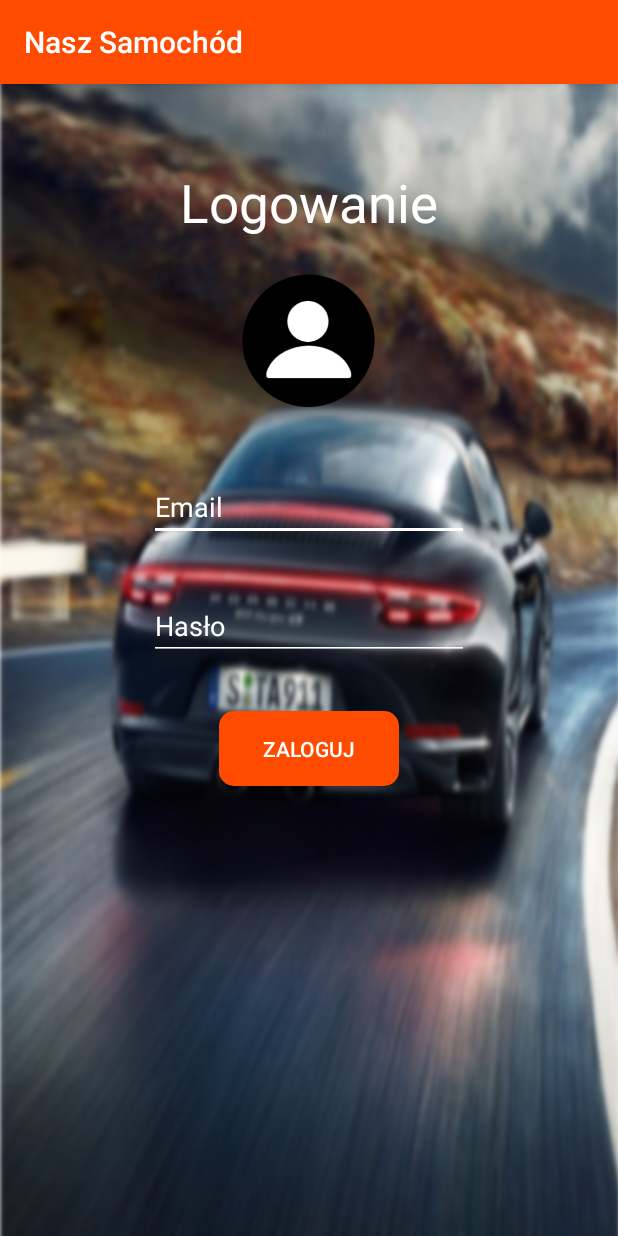
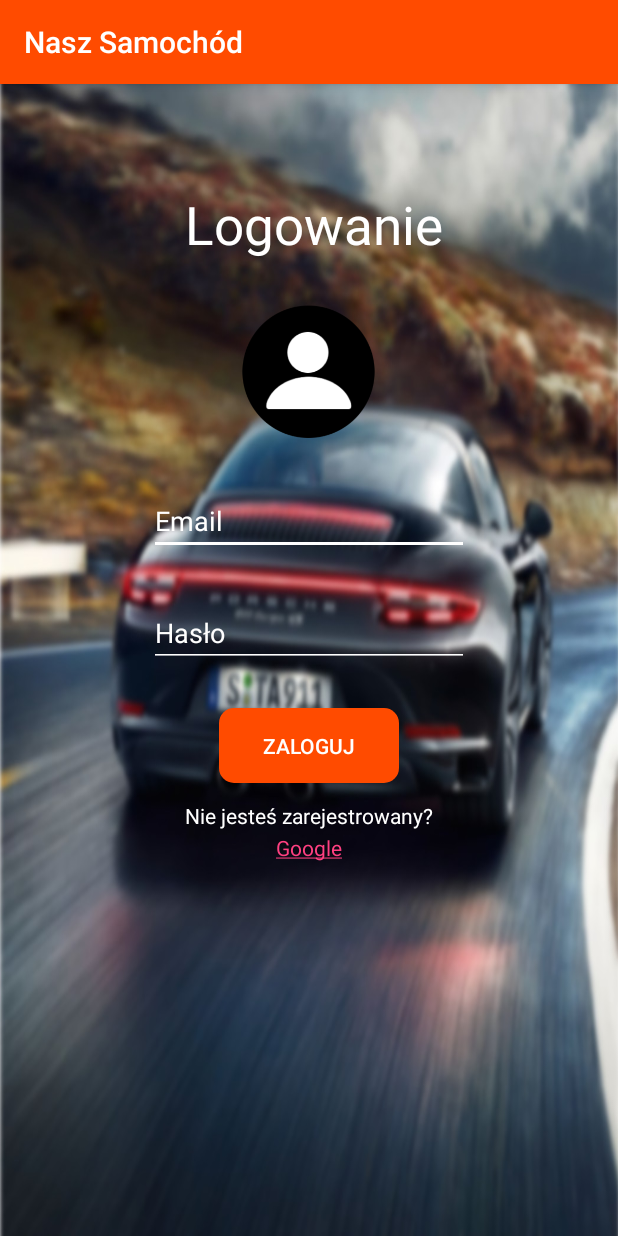
Before and after one commit to PRI2017/PRI-NaszSamoch-d, an Android app: the screen it shows after launch (LogIn), on a phone screen of 412 x 824 dp. Run offline under Robolectric (Android 15) with nearby library versions, the phone set to English and light mode, and no system bars.

Commit message:
add photo_camera and link

```diff
--- a/Samochod/app/src/main/AndroidManifest.xml
+++ b/Samochod/app/src/main/AndroidManifest.xml
@@ -4,7 +4,8 @@
     <uses-feature android:name="android.hardware.camera"
         android:required="true" />
     <uses-permission android:name="android.permission.WRITE_EXTERNAL_STORAGE"
-        android:maxSdkVersion="18" />
+        android:maxSdkVersion="18"
+        android:minSdkVersion="8"/>
     <application
         android:allowBackup="true"
         android:icon="@mipmap/icon"
--- a/Samochod/app/src/main/java/com/example/dominika/samochod/Conversation.java
+++ b/Samochod/app/src/main/java/com/example/dominika/samochod/Conversation.java
@@ -3,6 +3,7 @@ package com.example.dominika.samochod;
 
 import android.os.Bundle;
 import android.support.v4.app.Fragment;
+import android.support.v4.app.ListFragment;
 import android.view.LayoutInflater;
 import android.view.View;
 import android.view.ViewGroup;
@@ -12,6 +13,7 @@ import android.view.ViewGroup;
  */
 
 public class Conversation extends Fragment {
+
     @Override
     public View onCreateView(LayoutInflater inflater, ViewGroup container,
                              Bundle savedInstanceState) {
--- a/Samochod/app/src/main/java/com/example/dominika/samochod/LogIn.java
+++ b/Samochod/app/src/main/java/com/example/dominika/samochod/LogIn.java
@@ -3,8 +3,10 @@ package com.example.dominika.samochod;
 import android.content.Intent;
 import android.os.Bundle;
 import android.support.v7.app.AppCompatActivity;
+import android.text.method.LinkMovementMethod;
 import android.view.View;
 import android.widget.Button;
+import android.widget.TextView;
 
 public class LogIn extends AppCompatActivity {
 
@@ -16,6 +18,15 @@ public class LogIn extends AppCompatActivity {
 
         final Button logIn = (Button) findViewById(R.id.logIn_button);
 
+        //making textView clickable
+        TextView mLink;
+        mLink = (TextView) findViewById(R.id.link);
+        if (mLink != null) {
+            mLink.setMovementMethod(LinkMovementMethod.getInstance());
+        }
+        //////
+
+
         logIn.setOnClickListener(new View.OnClickListener() {
             @Override
             public void onClick(View v) {
--- a/Samochod/app/src/main/java/com/example/dominika/samochod/MainActivity.java
+++ b/Samochod/app/src/main/java/com/example/dominika/samochod/MainActivity.java
@@ -25,12 +25,10 @@ public class MainActivity extends AppCompatActivity {
     protected void onCreate(Bundle savedInstanceState) {
         super.onCreate(savedInstanceState);
 
-       // if(getResources().getConfiguration().orientation == Configuration.ORIENTATION_PORTRAIT) {
             setContentView(R.layout.toolbar);
 
             mSectionsPagerAdapter = new SectionsPagerAdapter(getSupportFragmentManager());
 
-            //setRequestedOrientation(ActivityInfo.SCREEN_ORIENTATION_PORTRAIT);
             mViewPager = (ViewPager) findViewById(R.id.container);
             mViewPager.setAdapter(mSectionsPagerAdapter);
             mViewPager.setOffscreenPageLimit(3);
@@ -39,18 +37,9 @@ public class MainActivity extends AppCompatActivity {
             tabLayout.setupWithViewPager(mViewPager);
 
             setTabLayout();
-       /* }
-        else
-        {
-            setContentView(R.layout.toolbar);
-            AppBarLayout appbar = (AppBarLayout) findViewById(R.id.appbar);
-           // setTabLayout();
-            //appbar.setOrientation(AppBarLayout.HORIZONTAL);
-            //setRequestedOrientation(ActivityInfo.SCREEN_ORIENTATION_PORTRAIT);
-        }*/
+
     }
 
-   // if(getResources().getConfiguration().orientation == Configuration.ORIENTATION_LANDSCAPE){
     //USTAWIENIE IKON
     private void setTabLayout(){
         tabLayout.getTabAt(0).setIcon(R.drawable.group_icon);
--- a/Samochod/app/src/main/res/drawable-mdpi-v11/button_shape.xml
+++ b/Samochod/app/src/main/res/drawable-mdpi-v11/button_shape.xml
@@ -5,7 +5,8 @@
         android:bottomLeftRadius="10dp"
         android:bottomRightRadius="10dp"
         android:topLeftRadius="10dp"
-        android:topRightRadius="10dp" />
+        android:topRightRadius="10dp"
+        />
 
     <solid android:color="@color/orange" />
 
--- a/Samochod/app/src/main/res/layout-land/camera.xml
+++ b/Samochod/app/src/main/res/layout-land/camera.xml
@@ -10,6 +10,8 @@
         android:id="@+id/photo"
         android:layout_width="match_parent"
         android:layout_height="match_parent"
+        app:srcCompat="@drawable/camera_land"
+        android:scaleType="centerCrop"
         />
 
     <Button
@@ -18,6 +20,8 @@
         android:layout_height="wrap_content"
         android:text="@string/take_photo_string"
         android:layout_alignParentBottom="true"
-        android:layout_centerHorizontal="true" />
+        android:layout_centerHorizontal="true"
+        android:background="@drawable/button_shape"
+        android:textColor="@color/white"/>
 
 </RelativeLayout>
--- a/Samochod/app/src/main/res/layout-land/chat.xml
+++ b/Samochod/app/src/main/res/layout-land/chat.xml
@@ -1,6 +1,17 @@
-<?xml version="1.0" encoding="utf-8"?>
-<LinearLayout xmlns:android="http://schemas.android.com/apk/res/android"
-    android:orientation="vertical" android:layout_width="match_parent"
-    android:layout_height="match_parent">
+<RelativeLayout xmlns:android="http://schemas.android.com/apk/res/android"
+    xmlns:tools="http://schemas.android.com/tools"
+    android:layout_width="match_parent"
+    android:layout_height="match_parent"
+    android:paddingLeft="@dimen/activity_horizontal_margin"
+    android:paddingRight="@dimen/activity_horizontal_margin"
+    android:paddingTop="@dimen/activity_vertical_margin"
+    android:paddingBottom="@dimen/activity_vertical_margin"
+    tools:context="com.example.dominika.samochod.MainActivity">
 
-</LinearLayout>
+    <TextView
+        android:id="@+id/section_label"
+        android:layout_width="wrap_content"
+        android:layout_height="wrap_content"
+        android:text="chat"/>
+
+</RelativeLayout>
--- a/Samochod/app/src/main/res/layout-land/log_in.xml
+++ b/Samochod/app/src/main/res/layout-land/log_in.xml
@@ -9,70 +9,88 @@
     <RelativeLayout
         android:layout_width="match_parent"
         android:layout_height="match_parent"
-        android:orientation="vertical"
-        android:background= "@drawable/porsche_land">
+        android:background="@drawable/porsche2"
+        android:orientation="vertical">
 
 
         <TextView
-            android:id="@+id/textView"
+            android:id="@+id/logIn_tv"
             android:layout_width="wrap_content"
             android:layout_height="wrap_content"
+            android:layout_alignParentStart="true"
+            android:layout_alignParentTop="true"
             android:layout_marginStart="143dp"
             android:layout_marginTop="32dp"
-            android:layout_alignParentTop="true"
-            android:layout_alignParentStart="true"
             android:text="@string/log"
-            android:textSize="35dp"
-            android:textColor="@color/white"/>
+            android:textColor="@color/white"
+            android:textSize="35dp" />
 
         <EditText
-            android:id="@+id/editText"
+            android:id="@+id/email_et"
             android:layout_width="wrap_content"
             android:layout_height="wrap_content"
+            android:backgroundTint="@color/white"
             android:ems="10"
+            android:hint="@string/email_hint"
             android:inputType="textEmailAddress"
-            android:layout_below="@+id/textView"
-            android:layout_alignParentStart="true"
-            android:layout_marginStart="79dp"
-            android:layout_marginTop="30dp"
-            android:hint="@string/email_hint"
+            android:textColor="@color/white"
             android:textColorHint="@color/white"
-            android:backgroundTint="@color/white"
-            android:textColor="@color/white"/>
+            android:layout_marginStart="17dp"
+            android:layout_alignBottom="@+id/profile_icon"
+            android:layout_alignStart="@+id/logIn_tv" />
 
         <EditText
-            android:id="@+id/editText2"
+            android:id="@+id/password_et"
             android:layout_width="wrap_content"
             android:layout_height="wrap_content"
-            android:layout_alignEnd="@+id/editText"
-            android:layout_below="@+id/editText"
-            android:layout_marginTop="48dp"
+            android:layout_marginTop="25dp"
+            android:backgroundTint="@color/white"
             android:ems="10"
+            android:hint="@string/password_hint"
             android:inputType="textPassword"
-            android:hint="@string/password_hint"
+            android:textColor="@color/white"
             android:textColorHint="@color/white"
-            android:backgroundTint="@color/white"
-            android:textColor="@color/white"/>
+            android:layout_alignTop="@+id/logIn_button"
+            android:layout_alignStart="@+id/email_et" />
 
         <ImageView
-            android:id="@+id/imageView2"
+            android:id="@+id/profile_icon"
             android:layout_width="120dp"
             android:layout_height="120dp"
             app:srcCompat="@drawable/profile_icon"
-            android:layout_marginStart="79dp"
-            android:layout_alignTop="@+id/textView"
-            android:layout_toEndOf="@+id/editText" />
+            android:layout_alignTop="@+id/logIn_tv"
+            android:layout_alignParentEnd="true"
+            android:layout_marginEnd="67dp" />
 
         <Button
             android:id="@+id/logIn_button"
             android:layout_width="wrap_content"
             android:layout_height="wrap_content"
+            android:layout_alignEnd="@+id/profile_icon"
+            android:layout_below="@+id/profile_icon"
+            android:layout_marginEnd="13dp"
             android:layout_marginTop="18dp"
+            android:background="@drawable/button_shape"
             android:text="@string/logIn"
+            android:textColor="@color/white" />
+
+        <TextView
+            android:id="@+id/register_info"
+            android:layout_width="wrap_content"
+            android:layout_height="wrap_content"
+            android:text="@string/register"
             android:textColor="@color/white"
-            android:background="@drawable/button_shape"
-            android:layout_below="@+id/imageView2"
-            android:layout_alignEnd="@+id/imageView2"
-            android:layout_marginEnd="13dp" />
+            android:layout_alignBottom="@+id/password_et"
+            android:layout_alignStart="@+id/profile_icon" />
+
+        <TextView
+            android:id="@+id/link"
+            android:layout_width="wrap_content"
+            android:layout_height="wrap_content"
+            android:layout_marginTop="12dp"
+            android:text="@string/link"
+            android:layout_below="@+id/register_info"
+            android:layout_alignEnd="@+id/logIn_button"
+            android:layout_marginEnd="19dp" />
     </RelativeLayout>
 </android.support.design.widget.CoordinatorLayout>
--- a/Samochod/app/src/main/res/layout/camera.xml
+++ b/Samochod/app/src/main/res/layout/camera.xml
@@ -11,8 +11,8 @@
         android:layout_width="match_parent"
         android:layout_height="match_parent"
         android:layout_centerHorizontal="true"
-        android:scaleType="centerInside"
-        android:adjustViewBounds="true"
+        android:scaleType="centerCrop"
+        app:srcCompat="@drawable/camera"
         />
 
     <Button
@@ -20,7 +20,10 @@
         android:layout_width="wrap_content"
         android:layout_height="wrap_content"
         android:text="@string/take_photo_string"
+        android:background="@drawable/button_shape"
+        android:textColor="@color/white"
         android:layout_alignParentBottom="true"
-        android:layout_centerHorizontal="true" />
+        android:layout_centerHorizontal="true"
+        android:layout_marginBottom="29dp" />
 
 </RelativeLayout>
--- a/Samochod/app/src/main/res/layout/log_in.xml
+++ b/Samochod/app/src/main/res/layout/log_in.xml
@@ -18,63 +18,83 @@
         >
 
         <ImageView
-            android:id="@+id/imageView2"
+            android:id="@+id/profile_icon"
             android:layout_width="90dp"
             android:layout_height="90dp"
-            android:layout_below="@+id/textView2"
+            app:srcCompat="@drawable/profile_icon"
+            android:layout_below="@+id/logIn_tv"
             android:layout_centerHorizontal="true"
-            android:layout_marginTop="23dp"
-            app:srcCompat="@drawable/profile_icon" />
+            android:layout_marginTop="29dp" />
 
         <EditText
-            android:id="@+id/editText"
+            android:id="@+id/email_et"
             android:layout_width="wrap_content"
             android:layout_height="wrap_content"
-            android:layout_below="@+id/imageView2"
-            android:layout_centerHorizontal="true"
-            android:layout_marginTop="43dp"
+            android:layout_marginTop="32dp"
             android:ems="10"
             android:hint="@string/email_hint"
             android:textColorHint="@color/white"
             android:backgroundTint="@color/white"
             android:textColor="@color/white"
-            android:inputType="textEmailAddress" />
+            android:inputType="textEmailAddress"
+            android:layout_below="@+id/profile_icon"
+            android:layout_centerHorizontal="true" />
 
         <EditText
-            android:id="@+id/editText2"
+            android:id="@+id/password_et"
             android:layout_width="wrap_content"
             android:layout_height="wrap_content"
-            android:layout_alignEnd="@+id/editText"
-            android:layout_below="@+id/editText"
-            android:layout_marginTop="34dp"
             android:ems="10"
             android:hint="@string/password_hint"
             android:backgroundTint="@color/white"
             android:textColor="@color/white"
             android:inputType="textPassword"
-            android:textColorHint="@color/white"/>
+            android:textColorHint="@color/white"
+            android:layout_below="@+id/email_et"
+            android:layout_alignStart="@+id/email_et"
+            android:layout_marginTop="29dp" />
 
         <TextView
-            android:id="@+id/textView2"
+            android:id="@+id/logIn_tv"
             android:layout_width="wrap_content"
             android:layout_height="wrap_content"
-            android:layout_alignParentTop="true"
-            android:layout_centerHorizontal="true"
-            android:layout_marginTop="39dp"
             android:text="@string/log"
             android:textSize="35dp"
-            android:textColor="@color/white"/>
+            android:textColor="@color/white"
+            android:layout_alignParentTop="true"
+            android:layout_alignStart="@+id/register_info"
+            android:layout_marginTop="54dp" />
 
         <Button
             android:id="@+id/logIn_button"
             android:layout_width="120dp"
             android:layout_height="50dp"
-            android:layout_below="@+id/editText2"
-            android:layout_centerHorizontal="true"
-            android:layout_marginTop="34dp"
             android:background="@drawable/button_shape"
             android:text="@string/logIn"
-            android:textColor="@color/white" />
+            android:textColor="@color/white"
+            android:layout_below="@+id/password_et"
+            android:layout_centerHorizontal="true"
+            android:layout_marginTop="27dp" />
+
+        <TextView
+            android:id="@+id/link"
+            android:layout_width="wrap_content"
+            android:layout_height="wrap_content"
+            android:layout_below="@+id/logIn_button"
+            android:layout_centerHorizontal="true"
+            android:layout_marginTop="33dp"
+            android:text="@string/link"
+            />
+
+        <TextView
+            android:id="@+id/register_info"
+            android:layout_width="wrap_content"
+            android:layout_height="wrap_content"
+            android:layout_below="@+id/logIn_button"
+            android:layout_centerHorizontal="true"
+            android:layout_marginTop="12dp"
+            android:text="@string/register"
+            android:textColor="@color/white"/>
 
     </RelativeLayout>
 
--- a/Samochod/app/src/main/res/values/strings.xml
+++ b/Samochod/app/src/main/res/values/strings.xml
@@ -7,4 +7,6 @@
     <string name="password_hint">Hasło</string>
     <string name="log">Logowanie</string>
     <string name="take_photo_string">Zrób zdjęcie</string>
+    <string name="register">Nie jesteś zarejestrowany?</string>
+    <string name="link"><a href="https://www.google.pl/">Google</a></string>
 </resources>
```
Also changed, not shown: Samochod/app/src/main/res/drawable/camera.jpg (added), Samochod/app/src/main/res/drawable/camera_land.jpg (added), Samochod/app/src/main/res/drawable/porsche2.jpg (added).
